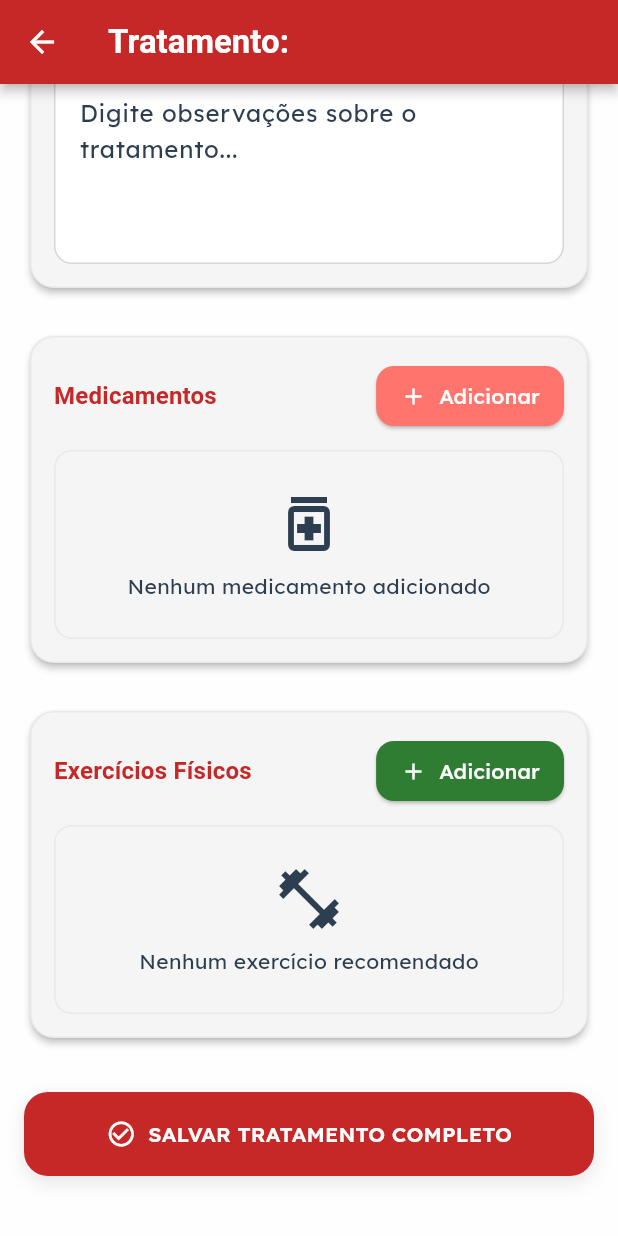
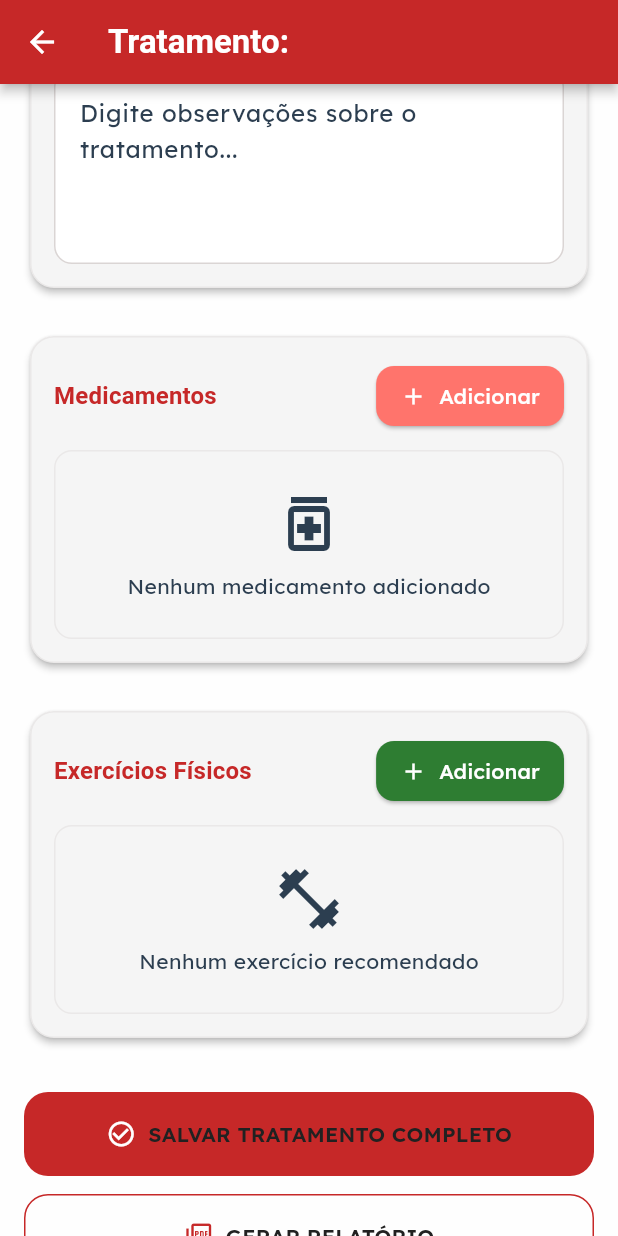
Before and after one commit to derickdtc/AsPa, a Flutter app: the PrescricaoPage screen opened directly with empty values, scrolled down 82 dp, on a phone screen of 412 x 824 dp. Run offline on Flutter 3.47's test engine with Material 3 defaults, Android fonts, the phone set to English and light mode, and no system bars; our stand-ins replace audioplayers, flutter_modular, google_fonts; network calls fail; Roboto replaces fonts that are missing (Atkinson Hyperlegible).

Commit message:
botão do relatório adicionado na tela de prescrição

```diff
--- a/aspa/lib/src/pages/prescricao_page.dart
+++ b/aspa/lib/src/pages/prescricao_page.dart
@@ -737,20 +737,10 @@ class _PrescricaoPageState extends State<PrescricaoPage> {
               ),
               const SizedBox(height: 32),
 
+              Column(
+                children: [
                   // Botão Salvar
-              Container(
-                decoration: BoxDecoration(
-                  color: colorScheme.surface,
-                  borderRadius: BorderRadius.circular(16),
-                  boxShadow: [
-                    BoxShadow(
-                      color: colorScheme.shadow.withValues(alpha: 0.1),
-                      blurRadius: 10,
-                      offset: const Offset(0, 4),
-                    ),
-                  ],
-                ),
-                child: SizedBox(
+                  SizedBox(
                     width: double.infinity,
                     height: 56,
                     child: ElevatedButton(
@@ -762,30 +752,55 @@ class _PrescricaoPageState extends State<PrescricaoPage> {
                           borderRadius: BorderRadius.circular(16),
                         ),
                         elevation: 0,
-                      shadowColor: Colors.transparent,
                       ),
                       child: Row(
                         mainAxisAlignment: MainAxisAlignment.center,
                         children: [
-                        Icon(
-                          Icons.check_circle_outline,
-                          color: colorScheme.onPrimary,
-                          size: 20,
-                        ),
+                          Icon(Icons.check_circle_outline, size: 20),
                           const SizedBox(width: 8),
                           Text(
                             "SALVAR TRATAMENTO COMPLETO",
                             style: textTheme.labelLarge?.copyWith(
                               fontWeight: FontWeight.w600,
-                            color: colorScheme.onPrimary,
                             ),
                           ),
                         ],
                       ),
                     ),
                   ),
+
+                  const SizedBox(height: 12),
+
+                  // Botão Gerar Relatório
+                  SizedBox(
+                    width: double.infinity,
+                    height: 56,
+                    child: OutlinedButton(
+                      onPressed: (){},
+                      style: OutlinedButton.styleFrom(
+                        foregroundColor: colorScheme.primary,
+                        side: BorderSide(color: colorScheme.primary),
+                        shape: RoundedRectangleBorder(
+                          borderRadius: BorderRadius.circular(16),
                         ),
-              const SizedBox(height: 24),
+                      ),
+                      child: Row(
+                        mainAxisAlignment: MainAxisAlignment.center,
+                        children: [
+                          Icon(Icons.picture_as_pdf_outlined, size: 20),
+                          const SizedBox(width: 8),
+                          Text(
+                            "GERAR RELATÓRIO",
+                            style: textTheme.labelLarge?.copyWith(
+                              fontWeight: FontWeight.w600,
+                            ),
+                          ),
+                        ],
+                      ),
+                    ),
+                  ),
+                ],
+              ),
             ],
           ),
         ),
```
Lines whose indentation alone changed are shown as unchanged.
